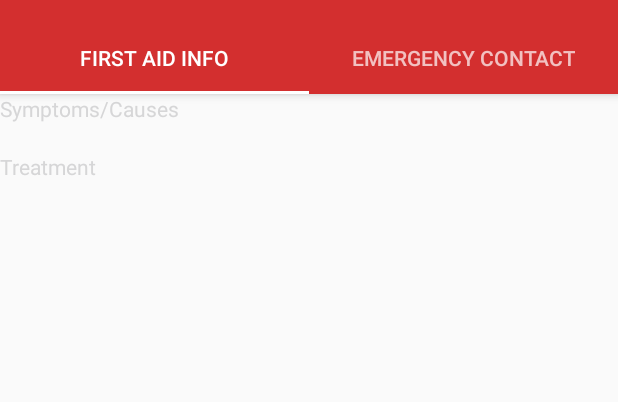
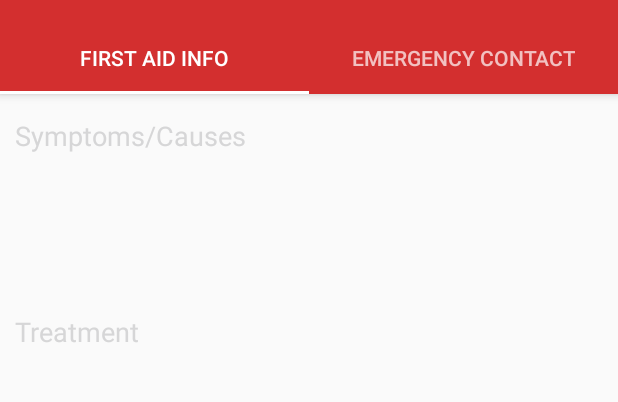
Before and after one commit to supriyakarambe/FAIS_Latest, an Android app: the TreatmentInfoFragment screen opened directly, with no data from a screen before it, on a phone screen of 412 x 824 dp, the part 74-476 px from its top. Run offline under Robolectric (Android 15) with nearby library versions, the light colour scheme and no system bars; our stand-ins replace Firebase (no records; nobody signed in at launch, a user with empty details on screens opened directly); 2 statements that could not run were skipped.

Commit message:
added padding and change font size

```diff
--- a/app/src/main/res/layout/fragment_treatment_info.xml
+++ b/app/src/main/res/layout/fragment_treatment_info.xml
@@ -9,14 +9,20 @@
     <TextView
         android:layout_width="match_parent"
         android:layout_height="wrap_content"
+        android:paddingTop="15dp"
+        android:paddingLeft="10dp"
         android:text="@string/symptoms"
+        android:textSize="18sp"
         android:id="@+id/symptoms"
         android:textColor="@color/tw__composer_red"/>
 
+
     <TextView
+        android:id="@+id/symptomsDetails"
         android:layout_width="match_parent"
-        android:layout_height="wrap_content"
-        android:id="@+id/symptomsDetails"
+        android:layout_height="86dp"
+        android:paddingLeft="10dp"
+        android:textSize="18sp"
         />
 
     <TextView
@@ -24,11 +30,16 @@
         android:layout_height="wrap_content"
         android:text="@string/treatment"
         android:id="@+id/treatment"
+        android:textSize="18sp"
+        android:paddingTop="20dp"
+        android:paddingLeft="10dp"
         android:textColor="@color/tw__composer_red"/>
 
     <TextView
         android:layout_width="match_parent"
         android:layout_height="wrap_content"
+        android:textSize="18sp"
+        android:paddingLeft="10dp"
         android:id="@+id/treatmentDetails"/>
 
 </LinearLayout>
```
